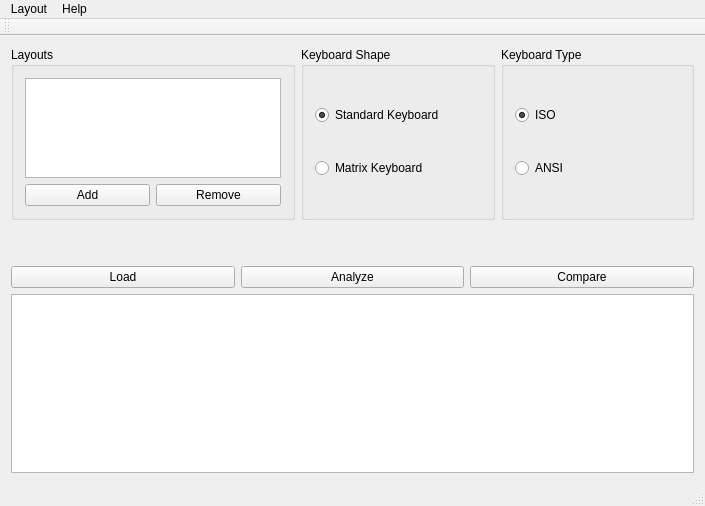
Old version of the form Source/mainwindow.ui in the repository mehdioa/takla.
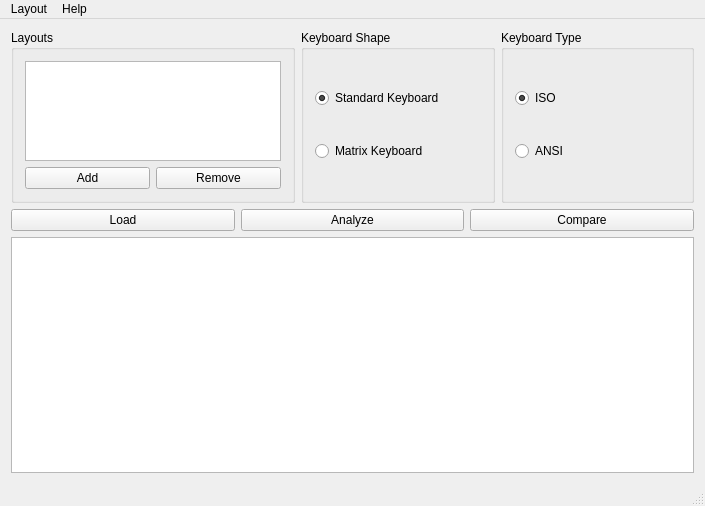
New version of the form. Icons and pictures are not drawn.

Patch:
```diff
--- a/Source/mainwindow.ui
+++ b/Source/mainwindow.ui
@@ -157,19 +157,6 @@
       </item>
      </layout>
     </item>
-    <item>
-     <spacer name="verticalSpacer">
-      <property name="orientation">
-       <enum>Qt::Vertical</enum>
-      </property>
-      <property name="sizeHint" stdset="0">
-       <size>
-        <width>20</width>
-        <height>40</height>
-       </size>
-      </property>
-     </spacer>
-    </item>
     <item>
      <layout class="QHBoxLayout" name="horizontalLayout">
       <item>
@@ -237,14 +224,6 @@
    <addaction name="menuLayout"/>
    <addaction name="menuHelp"/>
   </widget>
-  <widget class="QToolBar" name="mainToolBar">
-   <attribute name="toolBarArea">
-    <enum>TopToolBarArea</enum>
-   </attribute>
-   <attribute name="toolBarBreak">
-    <bool>false</bool>
-   </attribute>
-  </widget>
   <widget class="QStatusBar" name="statusBar"/>
   <action name="actionCreate">
    <property name="icon">
```
Left out of the diff: 2 changed lines with no effect on the pictures.
